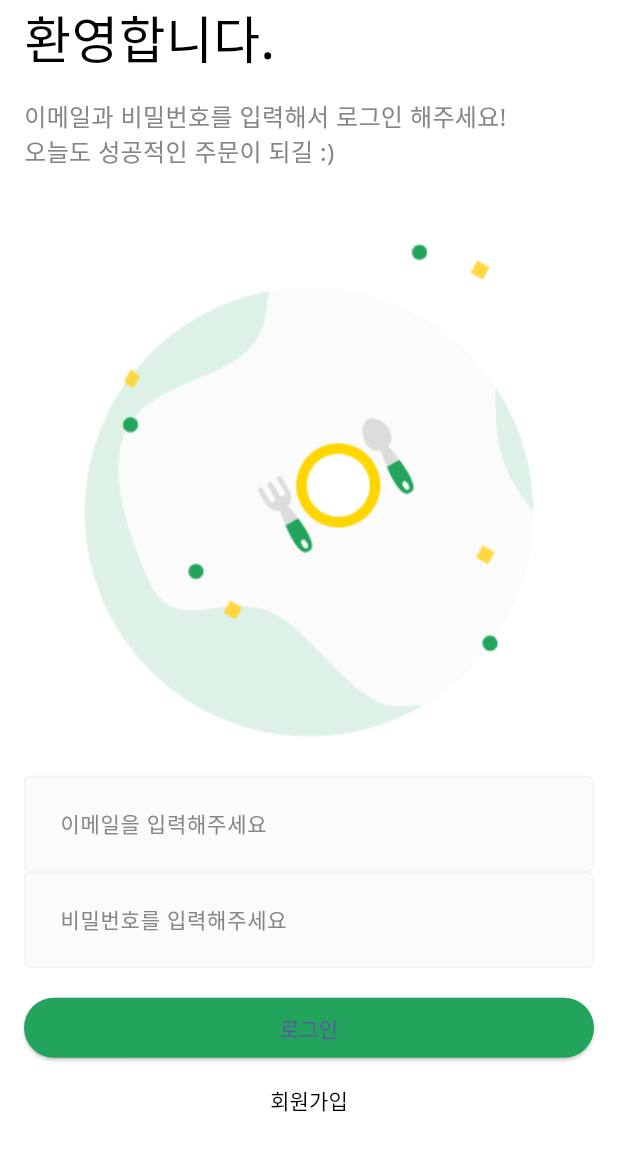
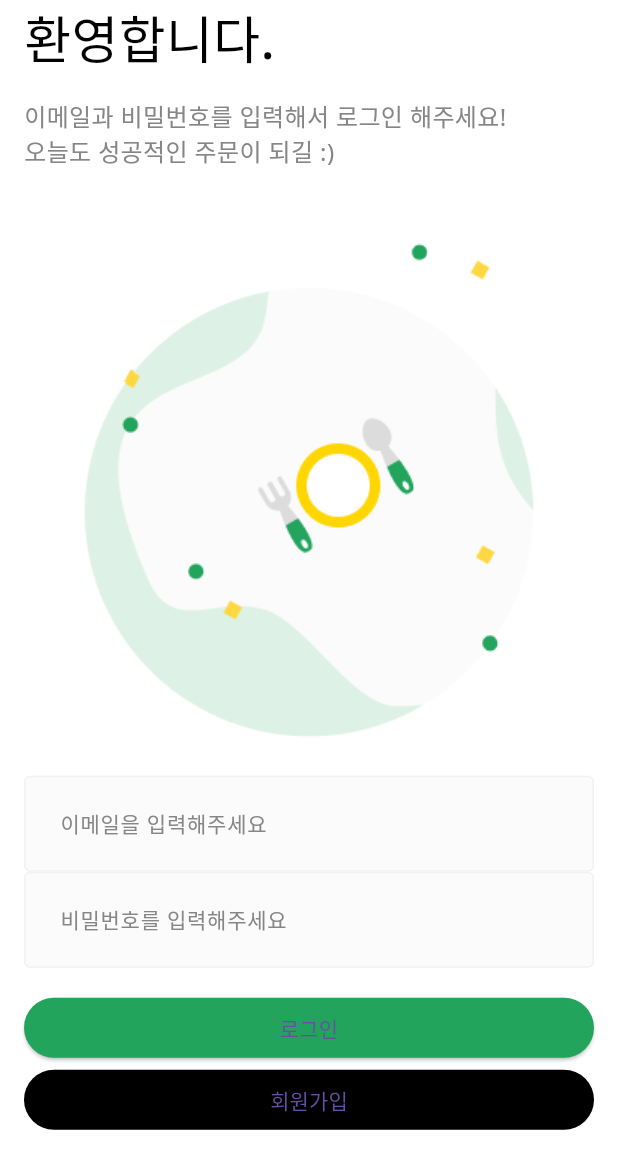
Before and after one commit to sangsang0114/DeliveryApp_Flutter, a Flutter app: the screen it shows after launch, on a phone screen of 412 x 824 dp. Shown: the top 1169 px of the screen. Run offline on Flutter 3.47's test engine with Material 3 defaults, Android fonts, the phone set to English and light mode, and no system bars; our stand-ins replace dio, flutter_secure_storage; network calls fail.

Commit message:
feat : primary -> backgroundColor 변경

```diff
--- a/lib/user/view/login_screen.dart
+++ b/lib/user/view/login_screen.dart
@@ -1,5 +1,4 @@
 import 'dart:convert';
-import 'dart:io';
 
 import 'package:actual/common/component/custom_text_form_field.dart';
 import 'package:actual/common/const/colors.dart';
@@ -87,14 +86,14 @@ class _LoginScreenState extends State<LoginScreen> {
                     );
                   },
                   style: ElevatedButton.styleFrom(
-                    primary: PRIMARY_COLOR,
+                    backgroundColor: PRIMARY_COLOR,
                   ),
                   child: const Text('로그인'),
                 ),
                 TextButton(
                   onPressed: () async {},
                   style: TextButton.styleFrom(
-                    primary: Colors.black,
+                    backgroundColor: Colors.black,
                   ),
                   child: const Text('회원가입'),
                 ),
```
